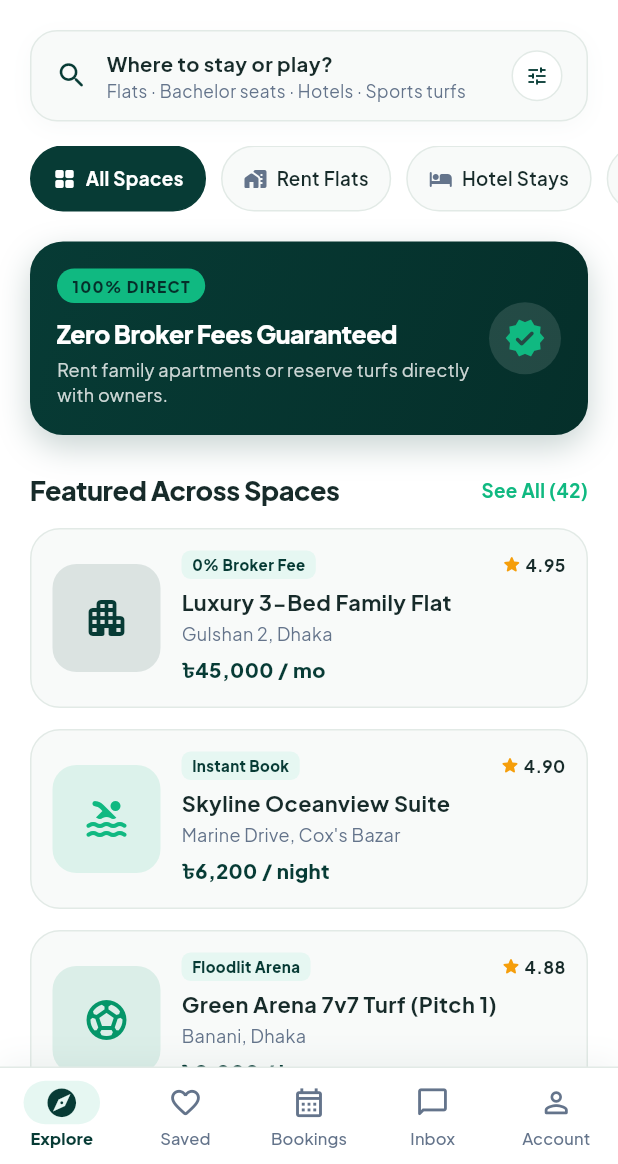
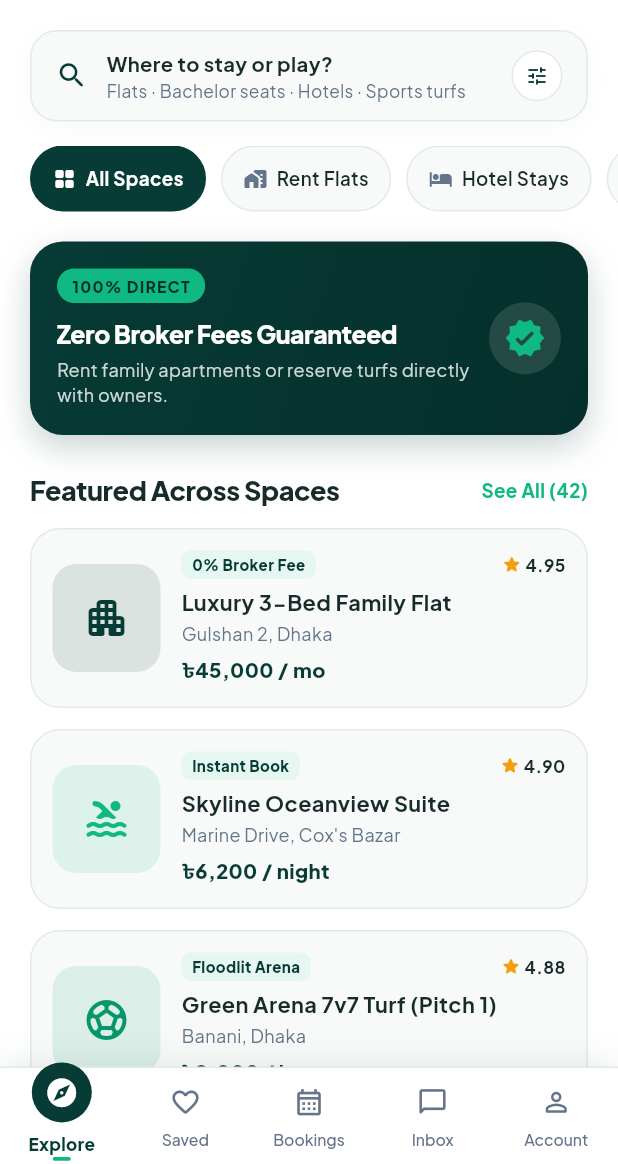
Before and after one commit to apponislam/FindBookStay-Mobile, a Flutter app: the HomeScreen screen opened directly, on a phone screen of 412 x 824 dp, the part 72-1236 px from its top. Run offline on Flutter 3.47's test engine with Material 3 defaults, Android fonts, the phone set to English and light mode, and no system bars; our stand-ins replace google_fonts, material_ui, shared_preferences; accounts and stored records are empty.

Commit message:
add HomeScreen with custom animated bottom navigation bar and auth adaptation

```diff
--- a/lib/screens/home/home_screen.dart
+++ b/lib/screens/home/home_screen.dart
@@ -10,7 +10,7 @@ import 'tabs/inbox_tab.dart';
 import 'tabs/profile_tab.dart';
 import 'tabs/saved_tab.dart';
 
-/// Main destination screen featuring a modern bottom navigation bar.
+/// Main destination screen featuring an elevated, smoothly animated bottom navigation bar.
 /// Dynamically adapts tabs, badges, and capabilities for Signed-In vs Guest users.
 class HomeScreen extends StatefulWidget {
   const HomeScreen({super.key});
@@ -60,7 +60,7 @@ class _HomeScreenState extends State<HomeScreen> {
               ),
               boxShadow: [
                 BoxShadow(
-                  color: AppColors.primaryDark.withValues(alpha: 0.05),
+                  color: AppColors.primaryDark.withValues(alpha: 0.08),
                   blurRadius: 16,
                   offset: const Offset(0, -4),
                 ),
@@ -72,6 +72,7 @@ class _HomeScreenState extends State<HomeScreen> {
                 height: 64,
                 child: Row(
                   mainAxisAlignment: MainAxisAlignment.spaceAround,
+                  crossAxisAlignment: CrossAxisAlignment.center,
                   children: [
                     _buildNavItem(
                       index: 0,
@@ -126,42 +127,60 @@ class _HomeScreenState extends State<HomeScreen> {
     final bool isSelected = _currentIndex == index;
 
     return Expanded(
-      child: InkWell(
+      child: GestureDetector(
         onTap: () => _onTabSelected(index),
-        splashColor: AppColors.accentLight,
-        highlightColor: Colors.transparent,
+        behavior: HitTestBehavior.opaque,
         child: Column(
+          mainAxisSize: MainAxisSize.min,
           mainAxisAlignment: MainAxisAlignment.center,
           children: [
-            Stack(
+            // Floating Animated Icon Container (Moves Up and Gets Bigger on Select)
+            AnimatedContainer(
+              duration: const Duration(milliseconds: 240),
+              curve: Curves.easeOutCubic,
+              transform: Matrix4.translationValues(
+                0,
+                isSelected ? -6.0 : 0.0,
+                0,
+              ),
+              child: Stack(
                 clipBehavior: Clip.none,
+                alignment: Alignment.center,
                 children: [
                   AnimatedContainer(
-                  duration: const Duration(milliseconds: 200),
-                  padding: const EdgeInsets.symmetric(horizontal: 14, vertical: 3),
+                    duration: const Duration(milliseconds: 240),
+                    curve: Curves.easeOutCubic,
+                    width: isSelected ? 40 : 34,
+                    height: isSelected ? 40 : 34,
                     decoration: BoxDecoration(
-                    color: isSelected
-                        ? AppColors.accentLight
-                        : Colors.transparent,
-                    borderRadius: BorderRadius.circular(16),
+                      color: isSelected ? AppColors.primary : Colors.transparent,
+                      shape: BoxShape.circle,
                     ),
+                    child: Center(
                       child: Icon(
                         isSelected ? activeIcon : inactiveIcon,
-                    size: 23,
+                        size: isSelected ? 23 : 21,
                         color: isSelected
-                        ? AppColors.primary
+                            ? Colors.white
                             : AppColors.textSecondary,
                       ),
                     ),
+                  ),
+
+                  // Notification Badge (for Inbox or notifications)
                   if (badgeCount > 0)
                     Positioned(
-                    top: -2,
-                    right: 6,
+                      top: isSelected ? -2 : -2,
+                      right: isSelected ? -2 : -4,
                       child: Container(
                         padding: const EdgeInsets.all(4),
-                      decoration: const BoxDecoration(
-                        color: AppColors.primary,
+                        decoration: BoxDecoration(
+                          color: isSelected ? AppColors.accent : AppColors.primary,
                           shape: BoxShape.circle,
+                          border: Border.all(
+                            color: Colors.white,
+                            width: 1.5,
+                          ),
                         ),
                         constraints: const BoxConstraints(
                           minWidth: 16,
@@ -171,8 +190,8 @@ class _HomeScreenState extends State<HomeScreen> {
                           child: Text(
                             '$badgeCount',
                             style: GoogleFonts.plusJakartaSans(
-                            color: Colors.white,
-                            fontSize: 9.5,
+                              color: isSelected ? AppColors.primaryDark : Colors.white,
+                              fontSize: 9.0,
                               fontWeight: FontWeight.w800,
                             ),
                           ),
@@ -181,14 +200,34 @@ class _HomeScreenState extends State<HomeScreen> {
                     ),
                 ],
               ),
-            const SizedBox(height: 2),
-            Text(
-              label,
+            ),
+
+            const SizedBox(height: 1),
+
+            // Animated Label
+            AnimatedDefaultTextStyle(
+              duration: const Duration(milliseconds: 200),
+              curve: Curves.easeInOut,
               style: GoogleFonts.plusJakartaSans(
-                fontSize: 11,
+                fontSize: isSelected ? 11.5 : 10.5,
                 fontWeight: isSelected ? FontWeight.w800 : FontWeight.w500,
                 color: isSelected ? AppColors.primary : AppColors.textSecondary,
-                letterSpacing: 0.1,
+                letterSpacing: isSelected ? 0.2 : 0.0,
+              ),
+              child: Text(label),
+            ),
+
+            const SizedBox(height: 2),
+
+            // Animated Mint Active Dot Indicator
+            AnimatedContainer(
+              duration: const Duration(milliseconds: 200),
+              curve: Curves.easeOutCubic,
+              width: isSelected ? 12.0 : 0.0,
+              height: 2.5,
+              decoration: BoxDecoration(
+                color: AppColors.accent,
+                borderRadius: BorderRadius.circular(2),
               ),
             ),
           ],
```
Lines whose indentation alone changed are shown as unchanged.
